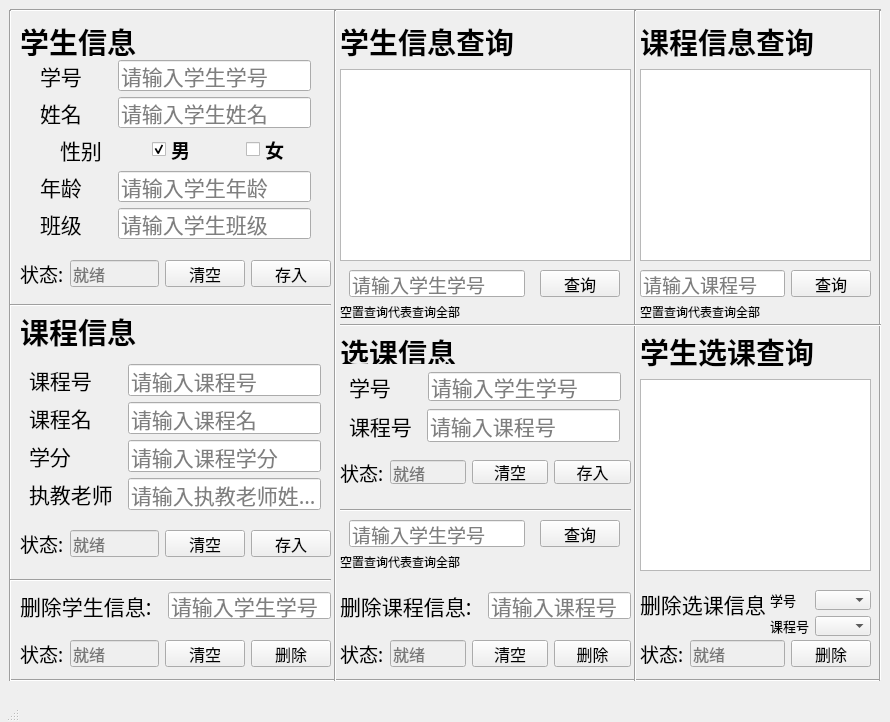
Above: lab3/UI/Qt/MainUI.ui from Karenina-na/Basic-Cognition-and-Practice-of-Information-Technology before the change. Below: the same form after it.
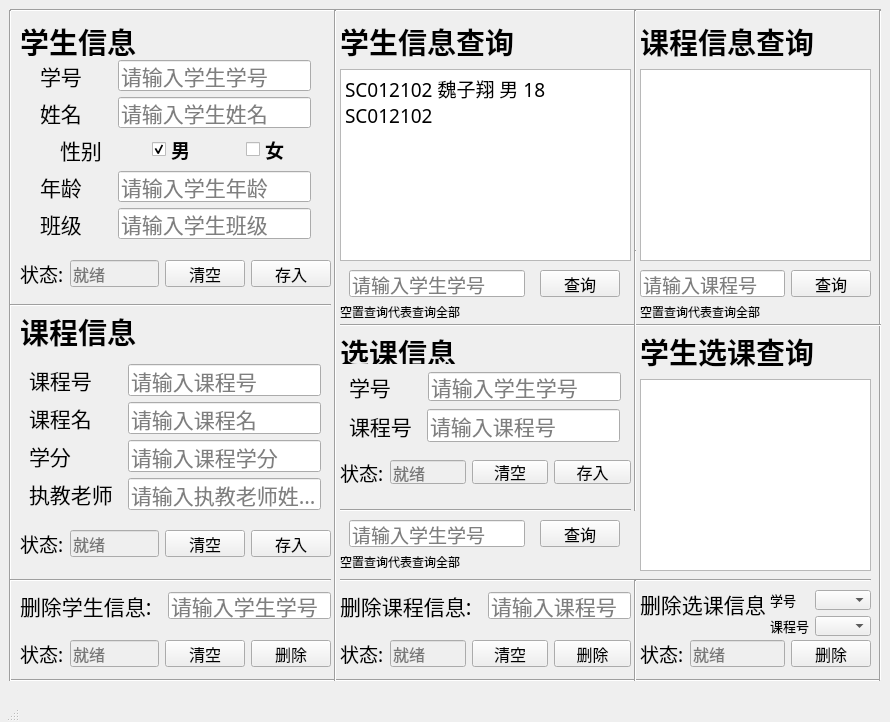
That is the form after the change.

What changed in the file:
```diff
--- a/lab3/UI/Qt/MainUI.ui
+++ b/lab3/UI/Qt/MainUI.ui
@@ -1764,7 +1764,7 @@
       <x>610</x>
       <y>10</y>
       <width>51</width>
-      <height>671</height>
+      <height>501</height>
      </rect>
     </property>
     <property name="sizePolicy">
@@ -1879,7 +1879,7 @@
        </property>
        <property name="font">
         <font>
-         <family>Agency FB</family>
+         <family>楷体</family>
          <pointsize>14</pointsize>
         </font>
        </property>
@@ -1893,13 +1893,14 @@
         <enum>Qt::ScrollBarAsNeeded</enum>
        </property>
        <property name="sizeAdjustPolicy">
-        <enum>QAbstractScrollArea::AdjustIgnored</enum>
+        <enum>QAbstractScrollArea::AdjustToContents</enum>
        </property>
        <property name="html">
         <string>&lt;!DOCTYPE HTML PUBLIC &quot;-//W3C//DTD HTML 4.0//EN&quot; &quot;http://www.w3.org/TR/REC-html40/strict.dtd&quot;&gt;
 &lt;html&gt;&lt;head&gt;&lt;meta name=&quot;qrichtext&quot; content=&quot;1&quot; /&gt;&lt;style type=&quot;text/css&quot;&gt;
 p, li { white-space: pre-wrap; }
-&lt;/style&gt;&lt;/head&gt;&lt;body style=&quot; font-family:'Agency FB'; font-size:14pt; font-weight:400; font-style:normal;&quot;&gt;
+&lt;/style&gt;&lt;/head&gt;&lt;body style=&quot; font-family:'楷体'; font-size:14pt; font-weight:400; font-style:normal;&quot;&gt;
+&lt;p style=&quot; margin-top:0px; margin-bottom:0px; margin-left:0px; margin-right:0px; -qt-block-indent:0; text-indent:0px;&quot;&gt;SC012102 魏子翔 男 18 SC012102&lt;/p&gt;
 &lt;p style=&quot;-qt-paragraph-type:empty; margin-top:0px; margin-bottom:0px; margin-left:0px; margin-right:0px; -qt-block-indent:0; text-indent:0px;&quot;&gt;&lt;br /&gt;&lt;/p&gt;&lt;/body&gt;&lt;/html&gt;</string>
        </property>
        <property name="acceptRichText">
@@ -2326,6 +2327,82 @@
      </item>
     </layout>
    </widget>
+   <widget class="Line" name="splitDelete_2">
+    <property name="geometry">
+     <rect>
+      <x>340</x>
+      <y>570</y>
+      <width>291</width>
+      <height>20</height>
+     </rect>
+    </property>
+    <property name="sizePolicy">
+     <sizepolicy hsizetype="Fixed" vsizetype="Fixed">
+      <horstretch>0</horstretch>
+      <verstretch>0</verstretch>
+     </sizepolicy>
+    </property>
+    <property name="orientation">
+     <enum>Qt::Horizontal</enum>
+    </property>
+   </widget>
+   <widget class="Line" name="splitDelete_3">
+    <property name="geometry">
+     <rect>
+      <x>630</x>
+      <y>570</y>
+      <width>241</width>
+      <height>20</height>
+     </rect>
+    </property>
+    <property name="sizePolicy">
+     <sizepolicy hsizetype="Fixed" vsizetype="Fixed">
+      <horstretch>0</horstretch>
+      <verstretch>0</verstretch>
+     </sizepolicy>
+    </property>
+    <property name="orientation">
+     <enum>Qt::Horizontal</enum>
+    </property>
+   </widget>
+   <widget class="Line" name="line_6">
+    <property name="geometry">
+     <rect>
+      <x>610</x>
+      <y>250</y>
+      <width>51</width>
+      <height>101</height>
+     </rect>
+    </property>
+    <property name="sizePolicy">
+     <sizepolicy hsizetype="Fixed" vsizetype="Fixed">
+      <horstretch>0</horstretch>
+      <verstretch>0</verstretch>
+     </sizepolicy>
+    </property>
+    <property name="orientation">
+     <enum>Qt::Vertical</enum>
+    </property>
+   </widget>
+   <widget class="Line" name="line_7">
+    <property name="geometry">
+     <rect>
+      <x>610</x>
+      <y>580</y>
+      <width>51</width>
+      <height>101</height>
+     </rect>
+    </property>
+    <property name="sizePolicy">
+     <sizepolicy hsizetype="Fixed" vsizetype="Fixed">
+      <horstretch>0</horstretch>
+      <verstretch>0</verstretch>
+     </sizepolicy>
+    </property>
+    <property name="orientation">
+     <enum>Qt::Vertical</enum>
+    </property>
+   </widget>
   </widget>
   <widget class="QMenuBar" name="menubar">
    <property name="geometry">
```
Left out of the diff: 12 changed lines with no effect on the pictures.
